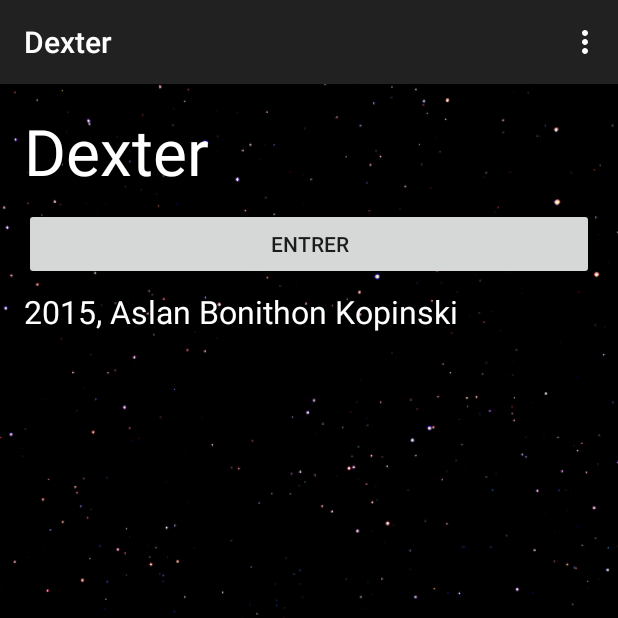
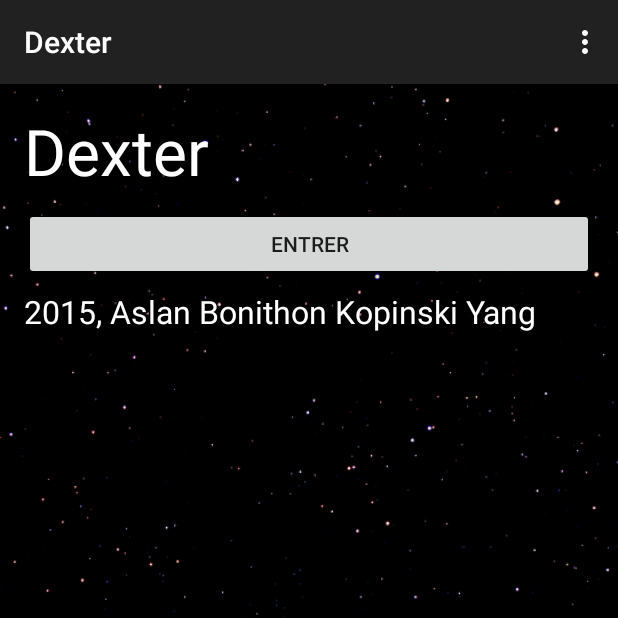
Before and after one commit to mbonitho/Dexter, an Android app: the screen it shows after launch (MainActivity), on a phone screen of 412 x 824 dp, the top half of it. Run offline under Robolectric (Android 15) with nearby library versions, the phone set to English and light mode, and no system bars.

Commit message:
modif de layout detail et main

```diff
--- a/app/src/main/res/values/strings.xml
+++ b/app/src/main/res/values/strings.xml
@@ -7,5 +7,5 @@
 
     <string name="label_title">Dexter</string>
     <string name="btn_play">Entrer</string>
-    <string name="label_about">2015, Aslan Bonithon Kopinski</string>
+    <string name="label_about">2015, Aslan Bonithon Kopinski Yang</string>
 </resources>
```
